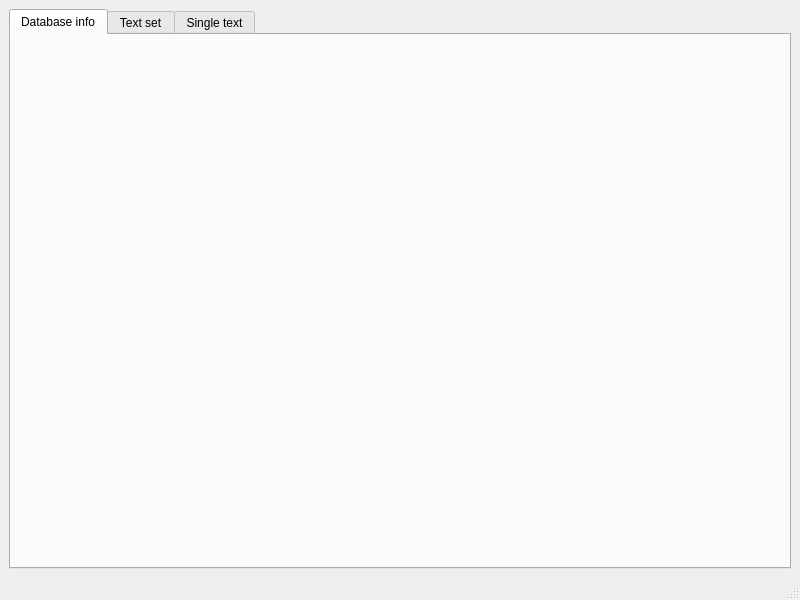
pawelkobojek/NaiveBayesTextClassifier, file classifier_main.ui: the form before one commit.
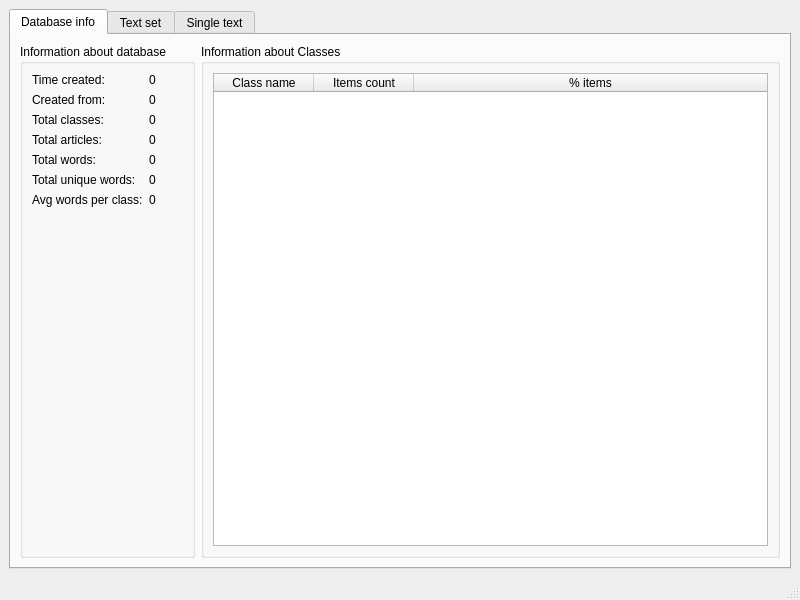
The form after the commit. The open tabs and pages were chosen to show the change.

Commit message: Info page

Diff of the .ui file:
```diff
--- a/classifier_main.ui
+++ b/classifier_main.ui
@@ -30,6 +30,161 @@
        <attribute name="title">
         <string>Database info</string>
        </attribute>
+       <layout class="QHBoxLayout" name="horizontalLayout">
+        <item>
+         <widget class="QGroupBox" name="groupBox_2">
+          <property name="title">
+           <string>Information about database</string>
+          </property>
+          <layout class="QFormLayout" name="formLayout">
+           <item row="2" column="0">
+            <widget class="QLabel" name="label">
+             <property name="layoutDirection">
+              <enum>Qt::LeftToRight</enum>
+             </property>
+             <property name="text">
+              <string>Total classes:</string>
+             </property>
+            </widget>
+           </item>
+           <item row="2" column="1">
+            <widget class="QLabel" name="label_totalClasses">
+             <property name="text">
+              <string>0</string>
+             </property>
+            </widget>
+           </item>
+           <item row="3" column="0">
+            <widget class="QLabel" name="label_3">
+             <property name="layoutDirection">
+              <enum>Qt::LeftToRight</enum>
+             </property>
+             <property name="text">
+              <string>Total articles:</string>
+             </property>
+            </widget>
+           </item>
+           <item row="3" column="1">
+            <widget class="QLabel" name="label_totalArticles">
+             <property name="text">
+              <string>0</string>
+             </property>
+            </widget>
+           </item>
+           <item row="4" column="0">
+            <widget class="QLabel" name="label_5">
+             <property name="layoutDirection">
+              <enum>Qt::LeftToRight</enum>
+             </property>
+             <property name="text">
+              <string>Total words:</string>
+             </property>
+            </widget>
+           </item>
+           <item row="5" column="0">
+            <widget class="QLabel" name="label_6">
+             <property name="layoutDirection">
+              <enum>Qt::LeftToRight</enum>
+             </property>
+             <property name="text">
+              <string>Total unique words:</string>
+             </property>
+            </widget>
+           </item>
+           <item row="6" column="0">
+            <widget class="QLabel" name="label_7">
+             <property name="text">
+              <string>Avg words per class:</string>
+             </property>
+            </widget>
+           </item>
+           <item row="0" column="0">
+            <widget class="QLabel" name="label_8">
+             <property name="text">
+              <string>Time created:</string>
+             </property>
+            </widget>
+           </item>
+           <item row="1" column="0">
+            <widget class="QLabel" name="label_9">
+             <property name="text">
+              <string>Created from:</string>
+             </property>
+            </widget>
+           </item>
+           <item row="1" column="1">
+            <widget class="QLabel" name="label_created_from">
+             <property name="text">
+              <string>0</string>
+             </property>
+            </widget>
+           </item>
+           <item row="0" column="1">
+            <widget class="QLabel" name="label_timeCreated">
+             <property name="text">
+              <string>0</string>
+             </property>
+            </widget>
+           </item>
+           <item row="4" column="1">
+            <widget class="QLabel" name="label_totalWords">
+             <property name="text">
+              <string>0</string>
+             </property>
+            </widget>
+           </item>
+           <item row="5" column="1">
+            <widget class="QLabel" name="label_totalUnique">
+             <property name="text">
+              <string>0</string>
+             </property>
+            </widget>
+           </item>
+           <item row="6" column="1">
+            <widget class="QLabel" name="label_avg">
+             <property name="text">
+              <string>0</string>
+             </property>
+            </widget>
+           </item>
+          </layout>
+         </widget>
+        </item>
+        <item>
+         <widget class="QGroupBox" name="groupBox">
+          <property name="title">
+           <string>Information about Classes</string>
+          </property>
+          <layout class="QGridLayout" name="gridLayout_6">
+           <item row="0" column="0">
+            <widget class="QTableWidget" name="tableWidget_info">
+             <attribute name="horizontalHeaderStretchLastSection">
+              <bool>true</bool>
+             </attribute>
+             <attribute name="verticalHeaderVisible">
+              <bool>false</bool>
+             </attribute>
+             <column>
+              <property name="text">
+               <string>Class name</string>
+              </property>
+             </column>
+             <column>
+              <property name="text">
+               <string>Items count</string>
+              </property>
+             </column>
+             <column>
+              <property name="text">
+               <string>% items</string>
+              </property>
+             </column>
+            </widget>
+           </item>
+          </layout>
+         </widget>
+        </item>
+       </layout>
       </widget>
       <widget class="QWidget" name="tab">
        <attribute name="title">
```
Left out of the diff: 2 changed lines with no effect on the pictures. The commit also changes 3 other files.
